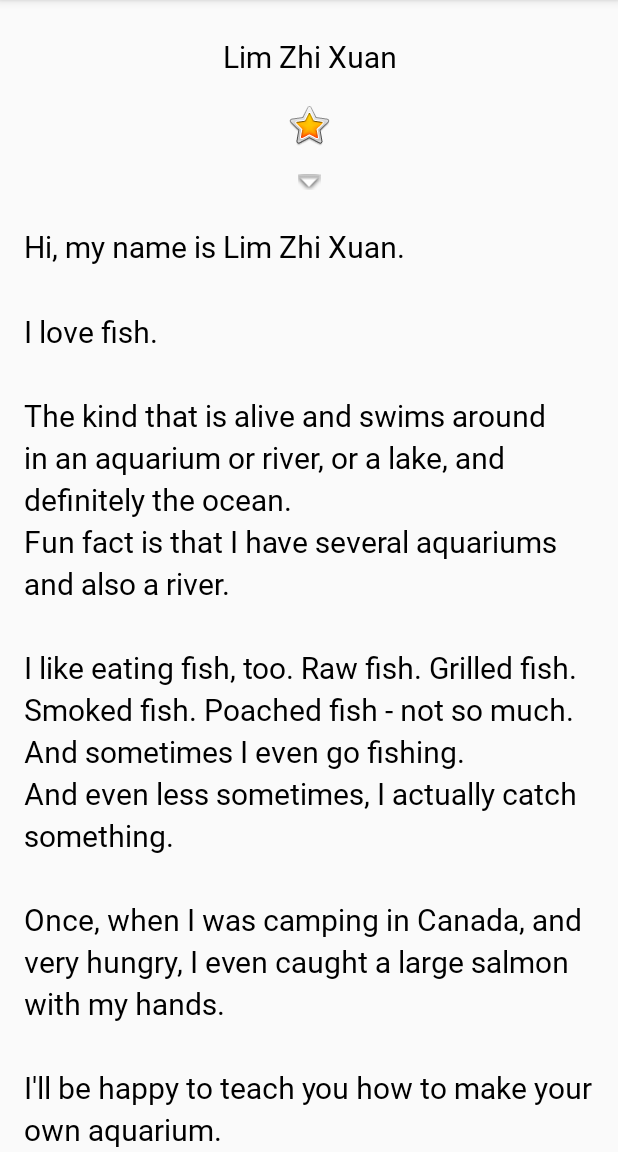
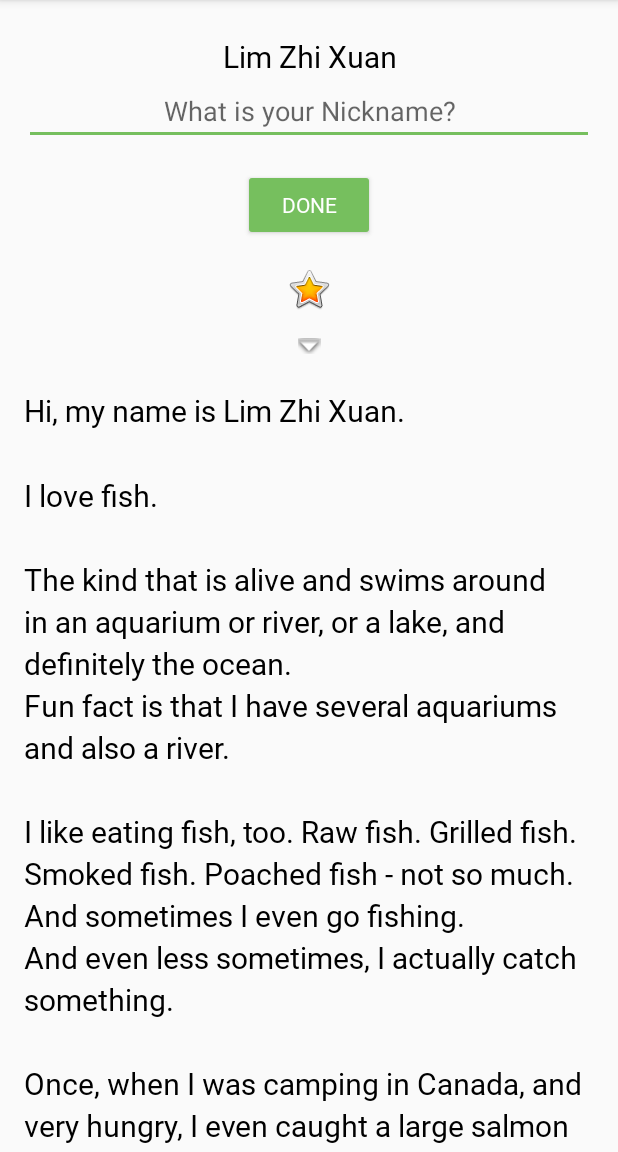
Before and after one commit to lzxuan/MAD_practical_2, an Android app: the screen it shows after launch (MainActivity), on a phone screen of 412 x 824 dp, the part 84-1236 px from its top. Run offline under Robolectric (Android 15) with nearby library versions, the phone set to English and light mode, and no system bars.

Commit message:
Second commit

```diff
--- a/app/src/main/res/layout/activity_main.xml
+++ b/app/src/main/res/layout/activity_main.xml
@@ -17,6 +17,35 @@
         android:fontFamily="@font/roboto"
         android:text="@string/name"
         android:textAlignment="center" />
+
+    <EditText
+        android:id="@+id/nickname_edit"
+        android:layout_width="match_parent"
+        android:layout_height="wrap_content"
+        android:ems="10"
+        android:hint="@string/what_is_your_nickname"
+        android:inputType="textPersonName"
+        android:textAlignment="center" />
+
+    <Button
+        android:id="@+id/done_button"
+        style="@style/Widget.AppCompat.Button.Colored"
+        android:layout_width="wrap_content"
+        android:layout_height="wrap_content"
+        android:layout_gravity="center_horizontal"
+        android:layout_marginTop="@dimen/layout_margin"
+        android:fontFamily="@font/roboto"
+        android:text="@string/done" />
+
+    <TextView
+        android:id="@+id/nickname_text"
+        style="@style/NameStyle"
+        android:layout_width="match_parent"
+        android:layout_height="wrap_content"
+        android:background="@color/colorAccent"
+        android:paddingBottom="@dimen/small_padding"
+        android:textAlignment="center"
+        android:visibility="gone" />
 
     <ImageView
         android:id="@+id/star_image"
--- a/app/src/main/res/values/colors.xml
+++ b/app/src/main/res/values/colors.xml
@@ -2,5 +2,5 @@
 <resources>
     <color name="colorPrimary">#008577</color>
     <color name="colorPrimaryDark">#00574B</color>
-    <color name="colorAccent">#D81B60</color>
+    <color name="colorAccent">#76BF5E</color>
 </resources>
--- a/app/src/main/res/values/strings.xml
+++ b/app/src/main/res/values/strings.xml
@@ -2,7 +2,6 @@
     <string name="app_name">MAD_practical_2</string>
     <string name="name">Lim Zhi Xuan</string>
     <string name="yellow_star">Yellow star</string>
-    <string name="arrow_down">Arrow down</string>
     <string name="bio">Hi, my name is Lim Zhi Xuan.
     \n\nI love fish.
     \n\nThe kind that is alive and swims around in an aquarium or river, or a lake, and definitely the ocean.
@@ -13,4 +12,7 @@
     \n\nOnce, when I was camping in Canada, and very hungry, I even caught a large salmon with my hands.
     \n\nI\'ll be happy to teach you how to make your own aquarium.
     \nYou should ask someone else about fishing, though.\n\n</string>
+    <string name="arrow_down">Arrow down</string>
+    <string name="what_is_your_nickname">What is your Nickname?</string>
+    <string name="done">Done</string>
 </resources>
--- a/build.gradle
+++ b/build.gradle
@@ -8,7 +8,7 @@ buildscript {
 
     }
     dependencies {
-        classpath 'com.android.tools.build:gradle:3.5.3'
+        classpath 'com.android.tools.build:gradle:3.6.1'
         classpath "org.jetbrains.kotlin:kotlin-gradle-plugin:$kotlin_version"
         // NOTE: Do not place your application dependencies here; they belong
         // in the individual module build.gradle files
```
Also changed, not shown: app/src/main/java/com/example/mad_practical_2/MainActivity.kt (+44 -0 lines), gradle/wrapper/gradle-wrapper.properties.
